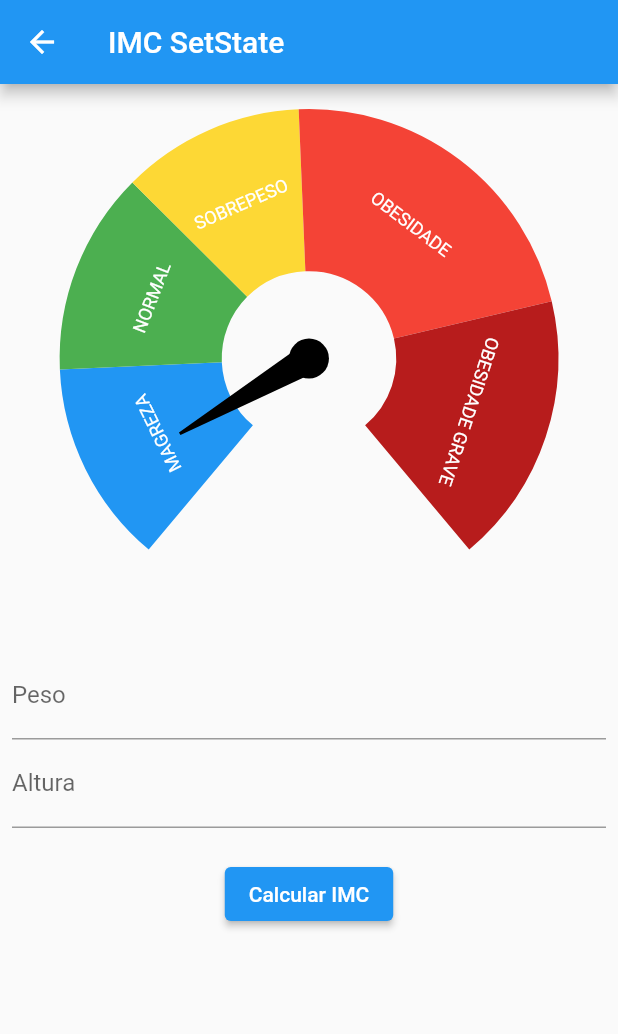
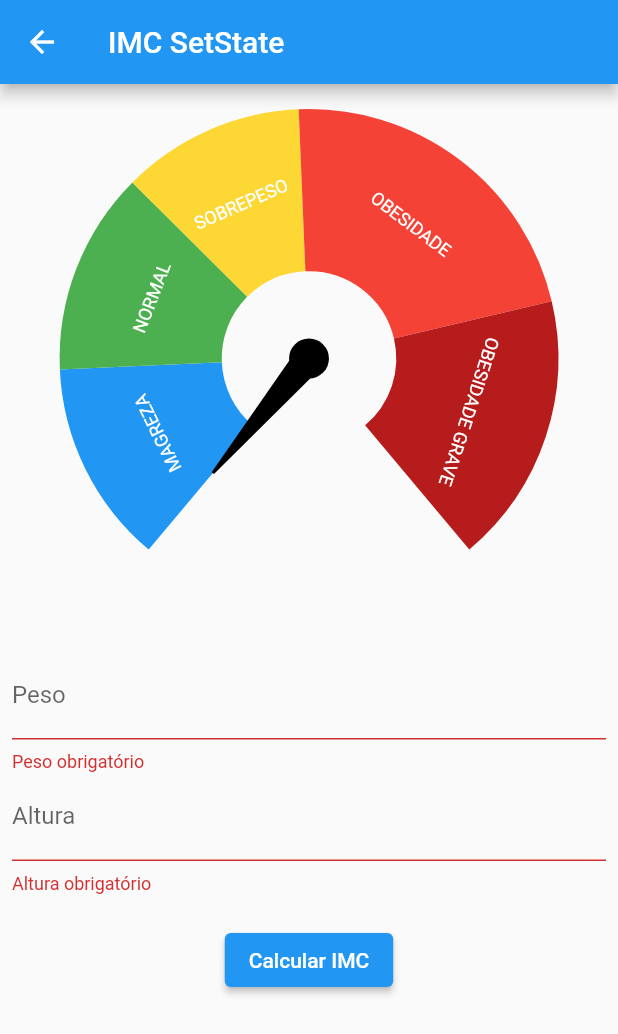
Before and after one commit to yurilima7/IMC-State, a Flutter app: the ImcSetstate screen opened directly, after a tap on "Calcular IMC", on a phone screen of 412 x 824 dp. Shown: the top 1034 px of the screen. Run offline on Flutter 3.47's test engine with Material 2 defaults, Android fonts, the phone set to English and light mode, and no system bars; drawn by our look-alikes of syncfusion_flutter_gauges; our stand-ins replace currency_text_input_formatter.

Commit message:
Gerência de estado com set state

```diff
--- a/imc_aula/lib/setState/imc_setstate.dart
+++ b/imc_aula/lib/setState/imc_setstate.dart
@@ -1,7 +1,9 @@
+import 'dart:math';
+
 import 'package:currency_text_input_formatter/currency_text_input_formatter.dart';
 import 'package:flutter/material.dart';
-import 'package:imc_aula/widgets/imc_gauge_range.dart';
-import 'package:syncfusion_flutter_gauges/gauges.dart';
+import 'package:imc_aula/widgets/imc_gauge.dart';
+import 'package:intl/intl.dart';
 
 class ImcSetstate extends StatefulWidget {
   const ImcSetstate({super.key});
@@ -13,6 +15,18 @@ class ImcSetstate extends StatefulWidget {
 class _ImcSetstateState extends State<ImcSetstate> {
   final pesoEC = TextEditingController();
   final alturaEC = TextEditingController();
+  final formKey = GlobalKey<FormState>();
+  var imc = 0.0;
+
+  Future<void> _calcularIMC({required double peso, required double altura}) async {
+    setState(() {
+      imc = 0;
+    });
+    await Future.delayed(const Duration(seconds: 1));
+    setState(() {
+      imc = peso / pow(altura, 2);
+    });
+  }
 
   @override
   void dispose() {
@@ -28,59 +42,13 @@ class _ImcSetstateState extends State<ImcSetstate> {
         title: const Text('IMC SetState'),
       ),
       body: SingleChildScrollView(
+        child: Form(
+          key: formKey,
           child: Padding(
             padding: const EdgeInsets.all(8.0),
             child: Column(
               children: [
-              SfRadialGauge(
-                axes: [
-                  RadialAxis(
-                    showLabels: false,
-                    showAxisLine: false,
-                    showTicks: false,
-                    minimum: 12.5,
-                    maximum: 47.9,
-                    ranges: [
-                      ImcGaugeRange(
-                        color: Colors.blue,
-                        start: 12.5,
-                        end: 18.5,
-                        label: 'MAGREZA',
-                      ),
-                      ImcGaugeRange(
-                        color: Colors.green,
-                        start: 18.5,
-                        end: 24.5,
-                        label: 'NORMAL',
-                      ),
-                      ImcGaugeRange(
-                        color: Colors.yellow[600]!,
-                        start: 24.5,
-                        end: 29.9,
-                        label: 'SOBREPESO',
-                      ),
-                      ImcGaugeRange(
-                        color: Colors.red[500]!,
-                        start: 29.9,
-                        end: 39.9,
-                        label: 'OBESIDADE',
-                      ),
-                      ImcGaugeRange(
-                        color: Colors.red[900]!,
-                        start: 39.9,
-                        end: 47.9,
-                        label: 'OBESIDADE GRAVE',
-                      ),
-                    ],
-                    pointers: const [
-                      NeedlePointer(
-                        value: 15,
-                        enableAnimation: true,
-                      )
-                    ],
-                  ),
-                ],
-              ),
+                ImcGauge(imc: imc),
                 const SizedBox(
                   height: 20,
                 ),
@@ -96,6 +64,12 @@ class _ImcSetstateState extends State<ImcSetstate> {
                       turnOffGrouping: true,
                     )
                   ],
+                  validator: (String? value) {
+                    if (value == null || value.isEmpty) {
+                      return 'Peso obrigatório';
+                    }
+                    return null;
+                  },
                 ),
                 TextFormField(
                   controller: alturaEC,
@@ -107,20 +81,40 @@ class _ImcSetstateState extends State<ImcSetstate> {
                       symbol: '',
                       decimalDigits: 2,
                       turnOffGrouping: true,
-                  )
+                    ),
                   ],
+                  validator: (String? value) {
+                    if (value == null || value.isEmpty) {
+                      return 'Altura obrigatório';
+                    }
+                    return null;
+                  },
                 ),
                 const SizedBox(
                   height: 20,
                 ),
                 ElevatedButton(
-                onPressed: () {},
+                  onPressed: () {
+                    var formValid = formKey.currentState?.validate() ?? false;
+
+                    if (formValid) {
+                      var formater = NumberFormat.simpleCurrency(
+                        locale: 'pt_BR',
+                        decimalDigits: 2,
+                      );
+                      double peso = formater.parse(pesoEC.text) as double;
+                      double altura = formater.parse(alturaEC.text) as double;
+
+                      _calcularIMC(peso: peso, altura: altura);
+                    }
+                  },
                   child: const Text('Calcular IMC'),
                 ),
               ],
             ),
           ),
         ),
+      ),
     );
   }
 }
--- /dev/null
+++ b/imc_aula/lib/widgets/imc_gauge.dart
@@ -0,0 +1,61 @@
+import 'package:flutter/material.dart';
+import 'package:imc_aula/widgets/imc_gauge_range.dart';
+import 'package:syncfusion_flutter_gauges/gauges.dart';
+
+class ImcGauge extends StatelessWidget {
+  final double imc;
+  const ImcGauge({super.key, required this.imc});
+
+  @override
+  Widget build(BuildContext context) {
+    return SfRadialGauge(
+      axes: [
+        RadialAxis(
+          showLabels: false,
+          showAxisLine: false,
+          showTicks: false,
+          minimum: 12.5,
+          maximum: 47.9,
+          ranges: [
+            ImcGaugeRange(
+              color: Colors.blue,
+              start: 12.5,
+              end: 18.5,
+              label: 'MAGREZA',
+            ),
+            ImcGaugeRange(
+              color: Colors.green,
+              start: 18.5,
+              end: 24.5,
+              label: 'NORMAL',
+            ),
+            ImcGaugeRange(
+              color: Colors.yellow[600]!,
+              start: 24.5,
+              end: 29.9,
+              label: 'SOBREPESO',
+            ),
+            ImcGaugeRange(
+              color: Colors.red[500]!,
+              start: 29.9,
+              end: 39.9,
+              label: 'OBESIDADE',
+            ),
+            ImcGaugeRange(
+              color: Colors.red[900]!,
+              start: 39.9,
+              end: 47.9,
+              label: 'OBESIDADE GRAVE',
+            ),
+          ],
+          pointers: [
+            NeedlePointer(
+              value: imc,
+              enableAnimation: true,
+            )
+          ],
+        ),
+      ],
+    );
+  }
+}
--- a/imc_aula/pubspec.yaml
+++ b/imc_aula/pubspec.yaml
@@ -11,6 +11,7 @@ dependencies:
     sdk: flutter
   syncfusion_flutter_gauges: ^20.4.52
   currency_text_input_formatter: ^2.1.9
+  intl: ^0.18.0
 
 dev_dependencies:
   flutter_test:
```
Also changed, not shown: imc_aula/lib/template.dart (+2 -51 lines), imc_aula/pubspec.lock. Lines whose indentation alone changed are shown as unchanged.
